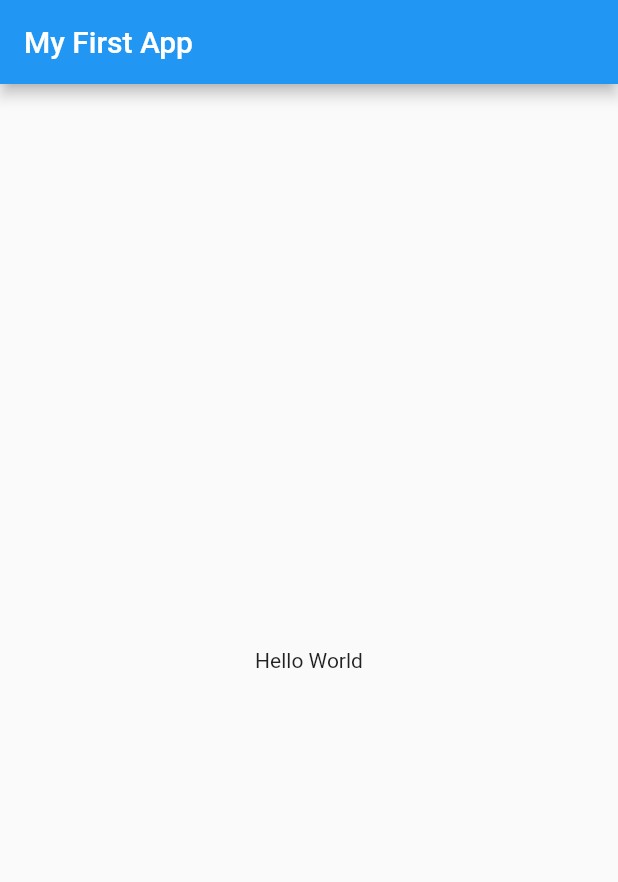
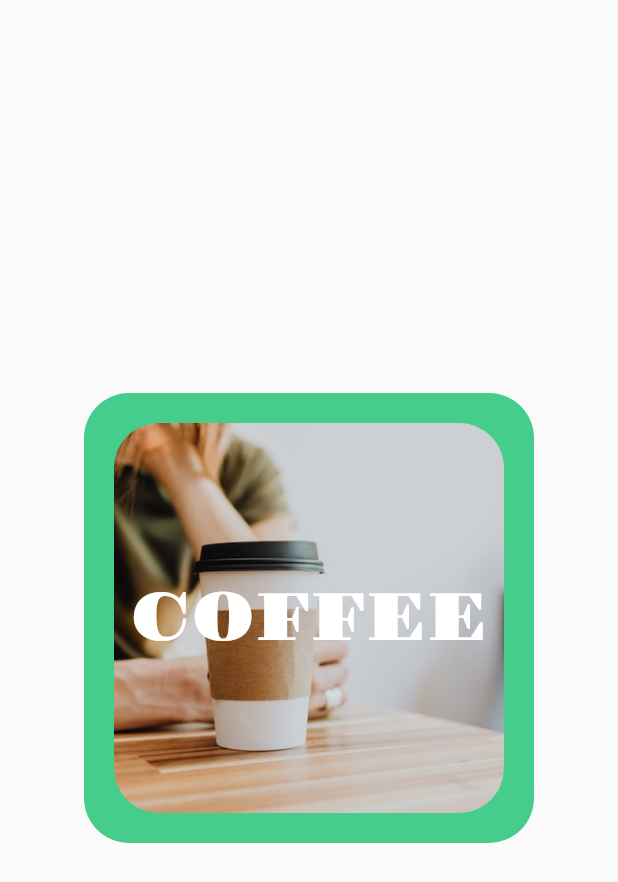
Before and after one commit to Keerthi-prasanna-Sa/first_app, a Flutter app: the screen it shows after launch, on a phone screen of 412 x 824 dp. Shown: the top 882 px of the screen. Run offline on Flutter 3.47's test engine with Material 2 defaults, Android fonts, the phone set to English and light mode, and no system bars.

Commit message:
Coffee design

```diff
--- a/lib/main.dart
+++ b/lib/main.dart
@@ -1,14 +1,95 @@
 import 'package:flutter/material.dart';
 
 void main() {
-  runApp(
-    MaterialApp(
-      home: Scaffold(
-        appBar: AppBar(title: Text("My First App")),
-        body: Center(
-          child: Text("Hello World"),
-        ),
-      )
-    )
-  );
+  runApp(const MyApp());
 }
+
+class MyApp extends StatelessWidget {
+  const MyApp({super.key});
+
+  @override
+  Widget build(BuildContext context) {
+    return MaterialApp(
+        debugShowCheckedModeBanner: false,
+        home: Scaffold(
+          body: SafeArea(
+              // child: Text("Hello World",
+              //        style: TextStyle(color: Colors.blue[400],
+              //        fontWeight: FontWeight.w600,
+              //        fontSize: 60,
+              //        fontFamily: "Fruktur",
+              //        fontStyle: FontStyle.italic),),
+              child: Center(
+                // child: Container(
+                //   padding: const EdgeInsets.all(20),
+                //   // color: Colors.redAccent,
+                //   width: 250,
+                //   height: 250,
+                //   decoration: BoxDecoration(
+                //     gradient: const LinearGradient(
+                //       colors: [Colors.orange, Colors.white, Colors.green],
+                //       begin: Alignment.topLeft,
+                //       end: Alignment.bottomRight),
+                //     border: Border.all(color: Colors.black, width: 5),
+                //     borderRadius: const BorderRadius.only(
+                //       topLeft: Radius.circular(60),
+                //       topRight: Radius.circular(10),
+                //       bottomLeft: Radius.circular(10),
+                //       bottomRight: Radius.circular(60)
+                //       ),
+                //     boxShadow: const [
+                //       BoxShadow(
+                //         color: Colors.black45,
+                //         offset: Offset(0,0),
+                //         blurRadius: 20,
+                //         spreadRadius: 25),
+                //       BoxShadow(
+                //         color: Colors.greenAccent,
+                //         offset: Offset(0,0),
+                //         blurRadius: 20,
+                //         spreadRadius: 5)
+                //       ]
+                //     ),
+                  child: Stack(
+                    alignment: Alignment.center,
+                    children: [ Container(
+                      width: 300,
+                      height: 300,
+                      padding: EdgeInsets.all(20),
+                      decoration: BoxDecoration(
+                      color: Color.fromARGB(255, 70, 205, 140),
+                      borderRadius: BorderRadius.circular(30)),
+                      child: ClipRRect(
+                        borderRadius: BorderRadius.circular(30),
+                        child: Image.asset("images/image1.jpg",
+                        fit: BoxFit.cover
+                        ),
+                      ),
+                    ),
+                    Container(
+                alignment: Alignment.center,
+                child: const Text(
+                  'COFFEE',
+                  style: TextStyle(
+                    fontFamily: "GravitasOne",
+                    color: Colors.white,
+                    fontWeight: FontWeight.w200,
+                    fontSize: 45.0),
+                  ),
+               ),
+             ],
+           ),
+         )
+       )
+     )
+   );
+  }
+}
+
+// Images
+
+// Assets Images
+
+// File Images
+
+// Network Images
```
